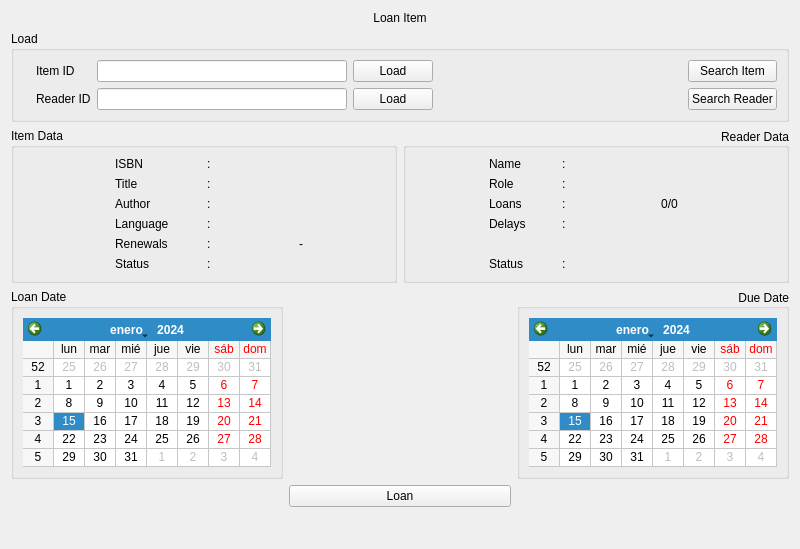
Above: src/Gui/mLoanReturnBook.ui from cagonza6/Buho before the change. Below: the same form after it.
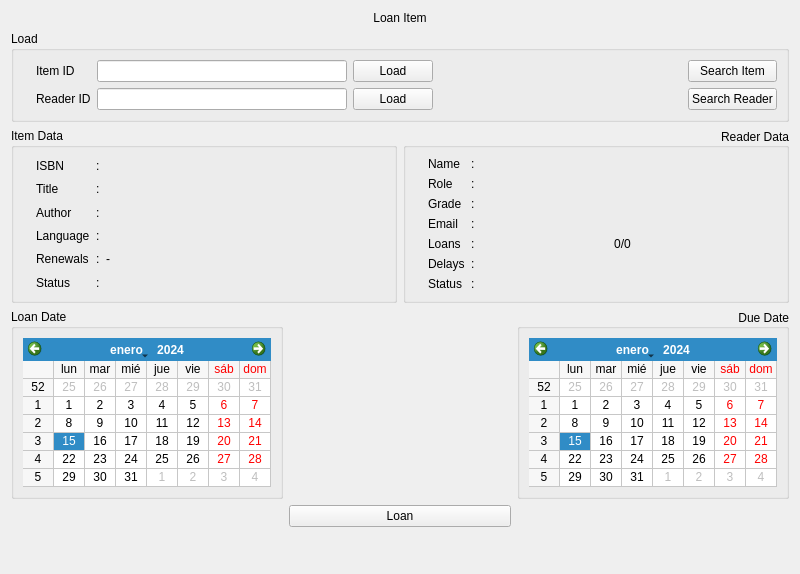
That is the form after the change. Icons and pictures are not drawn.

```diff
--- a/src/Gui/mLoanReturnBook.ui
+++ b/src/Gui/mLoanReturnBook.ui
@@ -7,7 +7,7 @@
     <x>0</x>
     <y>0</y>
     <width>800</width>
-    <height>549</height>
+    <height>574</height>
    </rect>
   </property>
   <property name="minimumSize">
@@ -149,7 +149,7 @@
        <property name="title">
         <string>Item Data</string>
        </property>
-       <layout class="QGridLayout" name="gridLayout_4" columnstretch="0,0,0,0">
+       <layout class="QGridLayout" name="gridLayout_4" columnstretch="0,0,0,1">
         <item row="2" column="2">
          <widget class="QLabel" name="colon3">
           <property name="text">
@@ -297,15 +297,66 @@
        <property name="alignment">
         <set>Qt::AlignRight|Qt::AlignTrailing|Qt::AlignVCenter</set>
        </property>
-       <layout class="QGridLayout" name="gridLayout_3" columnstretch="0,0,0,0,0">
-        <item row="0" column="1">
-         <widget class="QLabel" name="label_name">
+       <layout class="QGridLayout" name="gridLayout_3" columnstretch="0,0,0,1,0">
+        <item row="5" column="4">
+         <widget class="QLabel" name="check_delay">
           <property name="text">
-           <string>Name</string>
+           <string/>
           </property>
          </widget>
         </item>
-        <item row="3" column="3">
+        <item row="6" column="1">
+         <widget class="QLabel" name="label_readerStatuslabel_8">
+          <property name="text">
+           <string>Status</string>
+          </property>
+         </widget>
+        </item>
+        <item row="6" column="2">
+         <widget class="QLabel" name="colon10">
+          <property name="text">
+           <string>:</string>
+          </property>
+         </widget>
+        </item>
+        <item row="6" column="0">
+         <widget class="QLabel" name="check_user">
+          <property name="text">
+           <string/>
+          </property>
+          <property name="pixmap">
+           <pixmap resource="myicons.qrc">:/status/resources/pixmap/icons/status/status-no.png</pixmap>
+          </property>
+         </widget>
+        </item>
+        <item row="5" column="2">
+         <widget class="QLabel" name="colon7">
+          <property name="text">
+           <string>:</string>
+          </property>
+         </widget>
+        </item>
+        <item row="4" column="3">
+         <widget class="QLabel" name="label_field_rederloans">
+          <property name="text">
+           <string>0/0</string>
+          </property>
+          <property name="alignment">
+           <set>Qt::AlignCenter</set>
+          </property>
+         </widget>
+        </item>
+        <item row="1" column="3">
+         <widget class="QLabel" name="label_reader_role">
+          <property name="text">
+           <string/>
+          </property>
+          <property name="alignment">
+           <set>Qt::AlignLeading|Qt::AlignLeft|Qt::AlignVCenter</set>
+          </property>
+         </widget>
+        </item>
+        <item row="5" column="3">
          <widget class="QLabel" name="label_field_delays">
           <property name="text">
            <string/>
@@ -325,14 +376,14 @@
           </property>
          </widget>
         </item>
-        <item row="2" column="2">
+        <item row="4" column="2">
          <widget class="QLabel" name="colon6">
           <property name="text">
            <string>:</string>
           </property>
          </widget>
         </item>
-        <item row="2" column="4">
+        <item row="4" column="4">
          <widget class="QLabel" name="check_loans">
           <property name="text">
            <string/>
@@ -342,21 +393,21 @@
           </property>
          </widget>
         </item>
-        <item row="3" column="1">
+        <item row="5" column="1">
          <widget class="QLabel" name="label_delays">
           <property name="text">
            <string>Delays</string>
           </property>
          </widget>
         </item>
-        <item row="2" column="1">
+        <item row="4" column="1">
          <widget class="QLabel" name="label_loans">
           <property name="text">
            <string>Loans</string>
           </property>
          </widget>
         </item>
-        <item row="5" column="3">
+        <item row="6" column="3">
          <widget class="QLabel" name="label_field_userStatus">
           <property name="text">
            <string/>
@@ -387,69 +438,53 @@
           </property>
          </widget>
         </item>
-        <item row="3" column="4">
-         <widget class="QLabel" name="check_delay">
+        <item row="0" column="1">
+         <widget class="QLabel" name="label_name">
           <property name="text">
-           <string/>
-          </property>
-          <property name="pixmap">
-           <pixmap resource="myicons.qrc">:/status/resources/pixmap/icons/status/status-no.png</pixmap>
-          </property>
-         </widget>
-        </item>
-        <item row="5" column="1">
-         <widget class="QLabel" name="label_readerStatuslabel_8">
-          <property name="text">
-           <string>Status</string>
-          </property>
-         </widget>
-        </item>
-        <item row="5" column="2">
-         <widget class="QLabel" name="colon10">
-          <property name="text">
-           <string>:</string>
-          </property>
-         </widget>
-        </item>
-        <item row="5" column="0">
-         <widget class="QLabel" name="check_user">
-          <property name="text">
-           <string/>
-          </property>
-          <property name="pixmap">
-           <pixmap resource="myicons.qrc">:/status/resources/pixmap/icons/status/status-no.png</pixmap>
-          </property>
-         </widget>
-        </item>
-        <item row="3" column="2">
-         <widget class="QLabel" name="colon7">
-          <property name="text">
-           <string>:</string>
+           <string>Name</string>
           </property>
          </widget>
         </item>
         <item row="2" column="3">
-         <widget class="QLabel" name="label_field_rederloans">
-          <property name="text">
-           <string>0/0</string>
-          </property>
-          <property name="alignment">
-           <set>Qt::AlignCenter</set>
-          </property>
-         </widget>
-        </item>
-        <item row="1" column="3">
-         <widget class="QLabel" name="label_reader_role">
+         <widget class="QLabel" name="field_grade">
           <property name="text">
            <string/>
           </property>
-          <property name="alignment">
-           <set>Qt::AlignLeading|Qt::AlignLeft|Qt::AlignVCenter</set>
-          </property>
          </widget>
         </item>
-        <item row="4" column="1">
+        <item row="2" column="1">
          <widget class="QLabel" name="label">
+          <property name="text">
+           <string>Grade</string>
+          </property>
+          <property name="alignment">
+           <set>Qt::AlignLeading|Qt::AlignLeft|Qt::AlignVCenter</set>
+          </property>
+         </widget>
+        </item>
+        <item row="2" column="2">
+         <widget class="QLabel" name="colon5_2">
+          <property name="text">
+           <string>:</string>
+          </property>
+         </widget>
+        </item>
+        <item row="3" column="1">
+         <widget class="QLabel" name="label_email">
+          <property name="text">
+           <string>Email</string>
+          </property>
+         </widget>
+        </item>
+        <item row="3" column="2">
+         <widget class="QLabel" name="colon10_3">
+          <property name="text">
+           <string>:</string>
+          </property>
+         </widget>
+        </item>
+        <item row="3" column="3">
+         <widget class="QLabel" name="field_email">
           <property name="text">
            <string/>
           </property>
```
Left out of the diff: 10 changed lines with no effect on the pictures.
